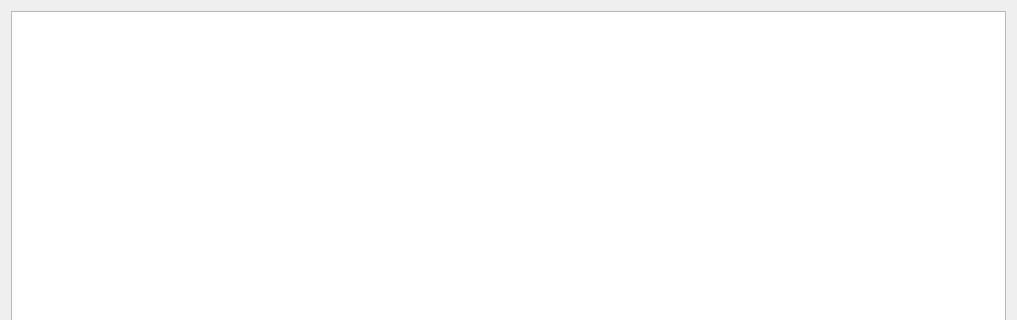
kopollo/anti-plagiat, file style/user_history_widget.ui: the form before one commit; both pictures show x 0 to 1017 and y 0 to 320 of the 1017 by 626 pixel window.
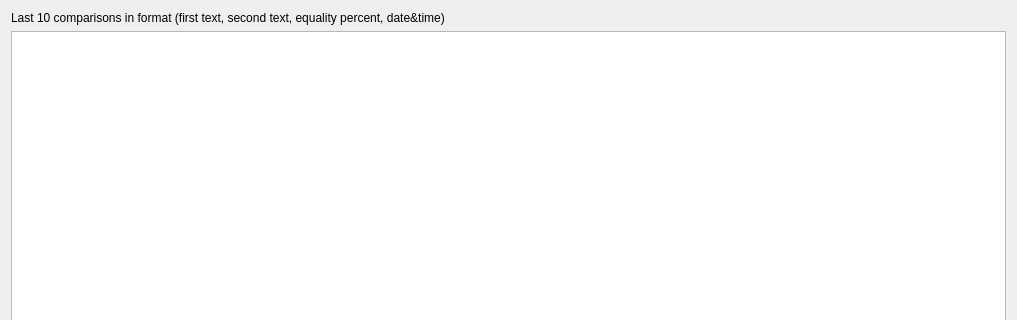
The form after the commit.

Commit message: separate db and main window, add more docstrings

Patch:
```diff
--- a/style/user_history_widget.ui
+++ b/style/user_history_widget.ui
@@ -14,6 +14,19 @@
    <string>Form</string>
   </property>
   <layout class="QVBoxLayout" name="verticalLayout">
+   <item>
+    <widget class="QLabel" name="user_info_label">
+     <property name="sizePolicy">
+      <sizepolicy hsizetype="Preferred" vsizetype="Maximum">
+       <horstretch>0</horstretch>
+       <verstretch>0</verstretch>
+      </sizepolicy>
+     </property>
+     <property name="text">
+      <string>Last 10 comparisons in format (first text, second text, equality percent, date&amp;time)</string>
+     </property>
+    </widget>
+   </item>
    <item>
     <widget class="QListWidget" name="user_compare_list">
      <property name="sizePolicy">
```
The commit also changes 7 other files.
